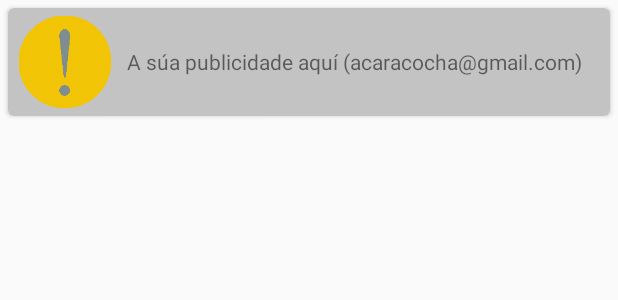
After one commit to crespum/FDM, an Android app: the layout item_ad.xml on its own in the app's theme, with its tools: preview values and no code run, on a phone screen of 412 x 824 dp. The commit adds this screen. Shown: the top 300 px of the screen. Run offline under Robolectric (Android 15) with nearby library versions, the light colour scheme and no system bars.

Commit message:
New INFO and AD items

```diff
--- a/app/src/main/java/com/caracocha/fdm/JSONReader.java
+++ b/app/src/main/java/com/caracocha/fdm/JSONReader.java
@@ -185,10 +185,10 @@ public class JSONReader extends AsyncTask<String, Integer, Void> {
         } catch (IOException e) {
             Log.e(JSONReader.DEBUG_TAG, "IOException" + e.toString());
             e.printStackTrace();
+            alEvents.add(new Item(Item.INFO, context.getResources().getString(R.string.JSON_error)));
         } catch (Exception e) {
             Log.e(JSONReader.DEBUG_TAG, "Error " + e.toString());
             e.printStackTrace();
-        } finally {
             alEvents.add(new Item(Item.INFO, context.getResources().getString(R.string.JSON_error)));
         }
         return null;
--- /dev/null
+++ b/app/src/main/res/layout/item_ad.xml
@@ -0,0 +1,38 @@
+<android.support.v7.widget.CardView xmlns:android="http://schemas.android.com/apk/res/android"
+    xmlns:card_view="http://schemas.android.com/apk/res-auto"
+    android:id="@+id/card_view"
+    android:layout_width="match_parent"
+    android:layout_height="wrap_content"
+    android:foreground="?android:selectableItemBackground"
+    card_view:cardBackgroundColor="@color/ad_item_background"
+    android:clickable="true"
+    android:focusable="true"
+    android:layout_margin="5dp"
+    card_view:cardCornerRadius="4dp">
+
+    <LinearLayout
+        android:layout_width="fill_parent"
+        android:layout_height="fill_parent"
+        android:layout_marginBottom="4.0dip"
+        android:layout_marginLeft="6.0dip"
+        android:layout_marginRight="6.0dip"
+        android:layout_marginTop="4.0dip">
+
+        <ImageView
+            android:layout_width="?android:listPreferredItemHeight"
+            android:layout_height="?android:listPreferredItemHeight"
+            android:layout_marginRight="9.0dip"
+            android:padding="1.0dip"
+            android:src="@drawable/warning" />
+
+        <TextView
+            android:id="@+id/item_ad_text"
+            android:layout_width="fill_parent"
+            android:layout_height="fill_parent"
+            android:text="@string/item_ad"
+            android:gravity="center_vertical"
+            android:textAppearance="?android:textAppearanceSmall"
+            android:textIsSelectable="false" />
+
+    </LinearLayout>
+</android.support.v7.widget.CardView>
--- a/app/src/main/res/layout/item_day.xml
+++ b/app/src/main/res/layout/item_day.xml
@@ -3,6 +3,7 @@
     android:id="@+id/card_view"
     android:layout_width="match_parent"
     android:layout_height="wrap_content"
+    card_view:cardBackgroundColor="@color/day_item_background"
     android:layout_margin="5dp"
     card_view:cardCornerRadius="4dp">
 
@@ -10,7 +11,6 @@
         android:id="@+id/item_day_day"
         android:layout_width="fill_parent"
         android:layout_height="40dp"
-        android:background="#7DB4B5"
         android:gravity="center"
         android:padding="9dip"
         android:text="Error"
--- a/app/src/main/res/values/colors.xml
+++ b/app/src/main/res/values/colors.xml
@@ -2,4 +2,6 @@
 <resources>
     <color name="primary">#6d1c8f</color>
     <color name="primary_dark">#5a1776</color>
+    <color name="ad_item_background">#c3c3c3</color>
+    <color name="day_item_background">#34495e</color>
 </resources>
--- a/app/src/main/res/values/strings.xml
+++ b/app/src/main/res/values/strings.xml
@@ -17,7 +17,9 @@
     <string name="pref_share_content">Coñeces xa a app das Festas do Monte? Búscaa na Play Store #fdmapp http://www.ir.gl/fdm</string>
     <string name="JSON_espera">Agarde por favor…</string>
     <string name="JSON_error">Erro no servizo. Faga click aquí para buscar actualización na Play Store.</string>
+    <string name="Play_Store_URL">https://play.google.com/store/apps/details?id=com.caracocha.fdm</string>
     <string name="no_events_found">Non se atopou ningún evento</string>
     <string name="item_info">Produciuse un erro. Abra a aplicación máis tarde ou comprobe se existe unha actualización na Play Store</string>
     <string name="no_maps_app">Non se atopou unha aplicación para mapas</string>
+    <string name="item_ad">A súa publicidade aquí (acaracocha@gmail.com)</string>
 </resources>
```
Also changed, not shown: app/src/main/java/com/caracocha/fdm/EventDetailFragment.java (+12 -5 lines), app/src/main/java/com/caracocha/fdm/EventListActivity.java (+12 -2 lines), app/src/main/java/com/caracocha/fdm/Item.java (+25 -16 lines), app/src/main/java/com/caracocha/fdm/ItemAdapter.java (+17 -9 lines), app/src/main/java/com/caracocha/fdm/ItemViewHolder.java (+6 -1 lines).
